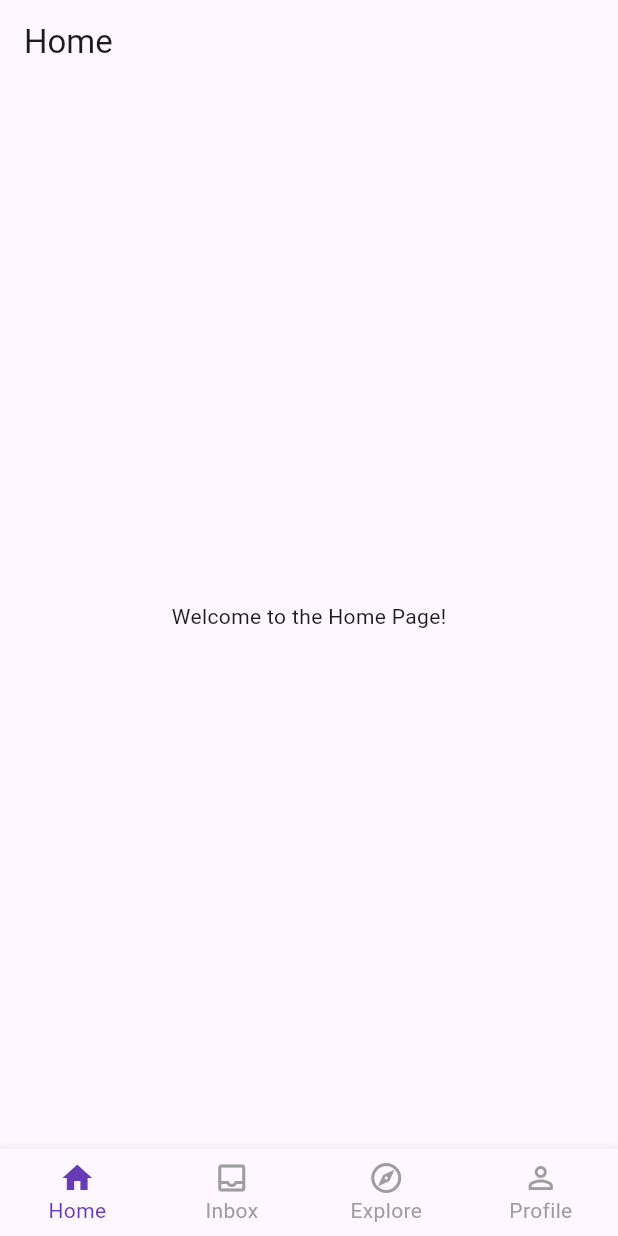
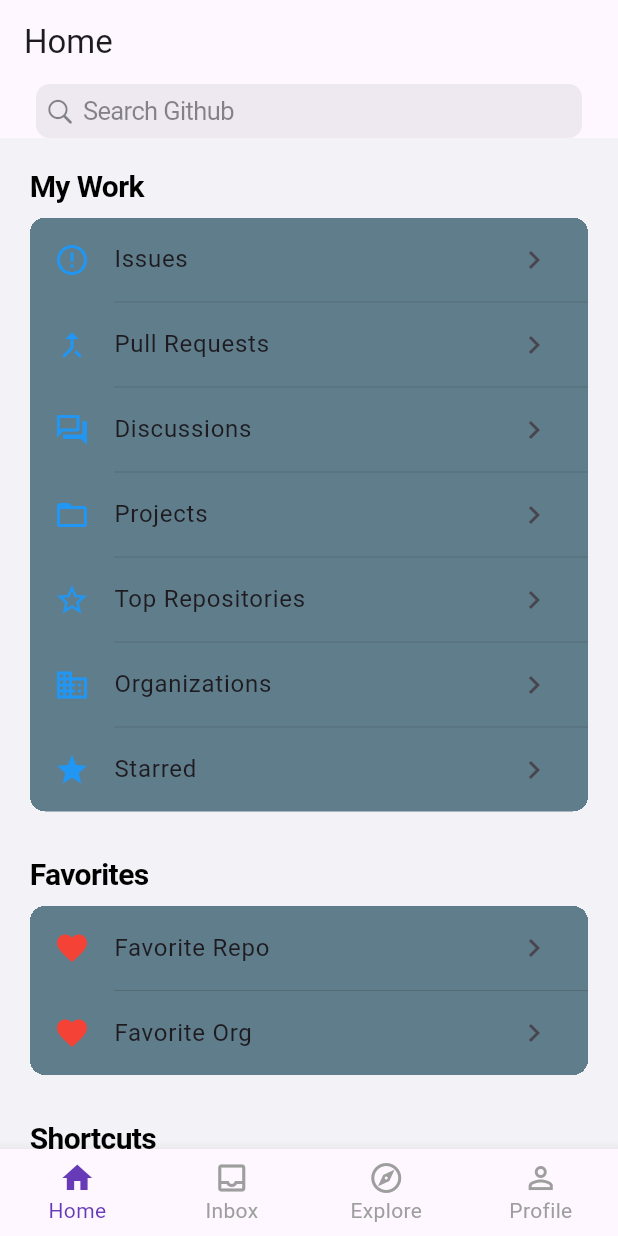
Before and after one commit to Jinchao1926/github-client, a Flutter app: the screen it shows after launch, on a phone screen of 412 x 824 dp. Run offline on Flutter 3.47's test engine with Material 3 defaults, Android fonts, the phone set to English and light mode, and no system bars.

Commit message:
[Home] Implement home page (#3)

```diff
--- /dev/null
+++ b/lib/pages/home/discussions_page.dart
@@ -0,0 +1,13 @@
+import 'package:flutter/material.dart';
+
+class DiscussionsPage extends StatelessWidget {
+  const DiscussionsPage({super.key});
+
+  @override
+  Widget build(BuildContext context) {
+    return Scaffold(
+      appBar: AppBar(title: const Text('Discussions')),
+      body: const Center(child: Text('Discussions Content')),
+    );
+  }
+}
--- a/lib/pages/home/home_page.dart
+++ b/lib/pages/home/home_page.dart
@@ -1,4 +1,21 @@
+import 'package:flutter/cupertino.dart';
 import 'package:flutter/material.dart';
+import 'package:flutter_github/pages/home/discussions_page.dart';
+import 'package:flutter_github/pages/home/issues_page.dart';
+import 'package:flutter_github/pages/home/pull_requests_page.dart';
+import 'package:flutter_github/widgets/home/favorites_cell.dart';
+import 'package:flutter_github/widgets/home/home_section.dart';
+import 'package:flutter_github/widgets/home/my_work_cell.dart';
+import 'package:flutter_github/widgets/home/recent_cell.dart';
+import 'package:flutter_github/widgets/home/shortcut_cell.dart';
+
+class _HomeAction {
+  final String title;
+  final IconData icon;
+  final VoidCallback onTap;
+
+  _HomeAction({required this.title, required this.icon, required this.onTap});
+}
 
 class HomePage extends StatelessWidget {
   const HomePage({super.key});
@@ -6,8 +23,91 @@
   @override
   Widget build(BuildContext context) {
     return Scaffold(
-      appBar: AppBar(title: Text('Home')),
-      body: Center(child: Text('Welcome to the Home Page!')),
+      appBar: AppBar(title: const Text('Home')),
+      body: ListView(
+        children: [
+          _buildSearchBar(),
+          HomeSection(title: 'My Work', children: _buildMyWorkCells(context)),
+          HomeSection(
+            title: 'Favorites',
+            children: [
+              FavoritesCell(title: 'Favorite Repo', onTap: () {}),
+              FavoritesCell(title: 'Favorite Org', onTap: () {}),
+            ],
+          ),
+          HomeSection(
+            title: 'Shortcuts',
+            children: [
+              ShortcutCell(title: 'Create Issue', onTap: () {}),
+              ShortcutCell(title: 'New PR', onTap: () {}),
+            ],
+          ),
+          HomeSection(
+            title: 'Recent',
+            children: [
+              RecentCell(title: 'Recently opened repo', onTap: () {}),
+              RecentCell(title: 'Recent discussion', onTap: () {}),
+            ],
+          ),
+        ],
+      ),
     );
   }
+
+  Widget _buildSearchBar() {
+    return Padding(
+      padding: const EdgeInsetsGeometry.symmetric(horizontal: 24),
+      child: CupertinoSearchTextField(placeholder: 'Search Github'),
+    );
+  }
+
+  List<Widget> _buildMyWorkCells(BuildContext context) {
+    final actions = <_HomeAction>[
+      _HomeAction(
+        title: 'Issues',
+        icon: Icons.error_outline,
+        onTap: () {
+          Navigator.of(
+            context,
+          ).push(MaterialPageRoute(builder: (_) => const IssuesPage()));
+        },
+      ),
+      _HomeAction(
+        title: 'Pull Requests',
+        icon: Icons.merge_type,
+        onTap: () {
+          Navigator.of(
+            context,
+          ).push(MaterialPageRoute(builder: (_) => const PullRequestsPage()));
+        },
+      ),
+      _HomeAction(
+        title: 'Discussions',
+        icon: Icons.forum_outlined,
+        onTap: () {
+          Navigator.of(
+            context,
+          ).push(MaterialPageRoute(builder: (_) => const DiscussionsPage()));
+        },
+      ),
+      _HomeAction(title: 'Projects', icon: Icons.folder_open, onTap: () {}),
+      _HomeAction(
+        title: 'Top Repositories',
+        icon: Icons.star_border,
+        onTap: () {},
+      ),
+      _HomeAction(title: 'Organizations', icon: Icons.business, onTap: () {}),
+      _HomeAction(title: 'Starred', icon: Icons.star, onTap: () {}),
+    ];
+
+    return actions
+        .map(
+          (action) => MyWorkCell(
+            title: action.title,
+            icon: action.icon,
+            onTap: action.onTap,
+          ),
+        )
+        .toList();
+  }
 }
--- /dev/null
+++ b/lib/pages/home/issues_page.dart
@@ -0,0 +1,13 @@
+import 'package:flutter/material.dart';
+
+class IssuesPage extends StatelessWidget {
+  const IssuesPage({super.key});
+
+  @override
+  Widget build(BuildContext context) {
+    return Scaffold(
+      appBar: AppBar(title: const Text('Issues')),
+      body: const Center(child: Text('Issues Content')),
+    );
+  }
+}
--- /dev/null
+++ b/lib/pages/home/pull_requests_page.dart
@@ -0,0 +1,13 @@
+import 'package:flutter/material.dart';
+
+class PullRequestsPage extends StatelessWidget {
+  const PullRequestsPage({super.key});
+
+  @override
+  Widget build(BuildContext context) {
+    return Scaffold(
+      appBar: AppBar(title: const Text('Pull Requests')),
+      body: const Center(child: Text('Pull Requests Content')),
+    );
+  }
+}
--- /dev/null
+++ b/lib/widgets/home/favorites_cell.dart
@@ -0,0 +1,18 @@
+import 'package:flutter/material.dart';
+
+class FavoritesCell extends StatelessWidget {
+  final String title;
+  final VoidCallback onTap;
+
+  const FavoritesCell({super.key, required this.title, required this.onTap});
+
+  @override
+  Widget build(BuildContext context) {
+    return ListTile(
+      leading: const Icon(Icons.favorite, color: Colors.red),
+      title: Text(title),
+      trailing: const Icon(Icons.chevron_right),
+      onTap: onTap,
+    );
+  }
+}
--- /dev/null
+++ b/lib/widgets/home/home_section.dart
@@ -0,0 +1,24 @@
+import 'package:flutter/cupertino.dart';
+import 'package:flutter/material.dart';
+
+class HomeSection extends StatelessWidget {
+  final String title;
+  final List<Widget> children;
+
+  const HomeSection({super.key, required this.title, required this.children});
+
+  @override
+  Widget build(BuildContext context) {
+    return CupertinoListSection.insetGrouped(
+      header: Padding(
+        padding: EdgeInsetsGeometry.symmetric(vertical: 4),
+        child: Text(title, style: TextStyle(fontSize: 20)),
+      ),
+      decoration: BoxDecoration(
+        color: Colors.blueGrey,
+        borderRadius: BorderRadius.circular(8.0),
+      ),
+      children: children,
+    );
+  }
+}
--- /dev/null
+++ b/lib/widgets/home/my_work_cell.dart
@@ -0,0 +1,24 @@
+import 'package:flutter/material.dart';
+
+class MyWorkCell extends StatelessWidget {
+  final String title;
+  final IconData icon;
+  final VoidCallback onTap;
+
+  const MyWorkCell({
+    super.key,
+    required this.title,
+    required this.icon,
+    required this.onTap,
+  });
+
+  @override
+  Widget build(BuildContext context) {
+    return ListTile(
+      leading: Icon(icon, color: Colors.blue),
+      title: Text(title),
+      trailing: const Icon(Icons.chevron_right),
+      onTap: onTap,
+    );
+  }
+}
```
Also changed, not shown: lib/widgets/home/recent_cell.dart (added, +18 -0 lines), lib/widgets/home/shortcut_cell.dart (added, +18 -0 lines).
